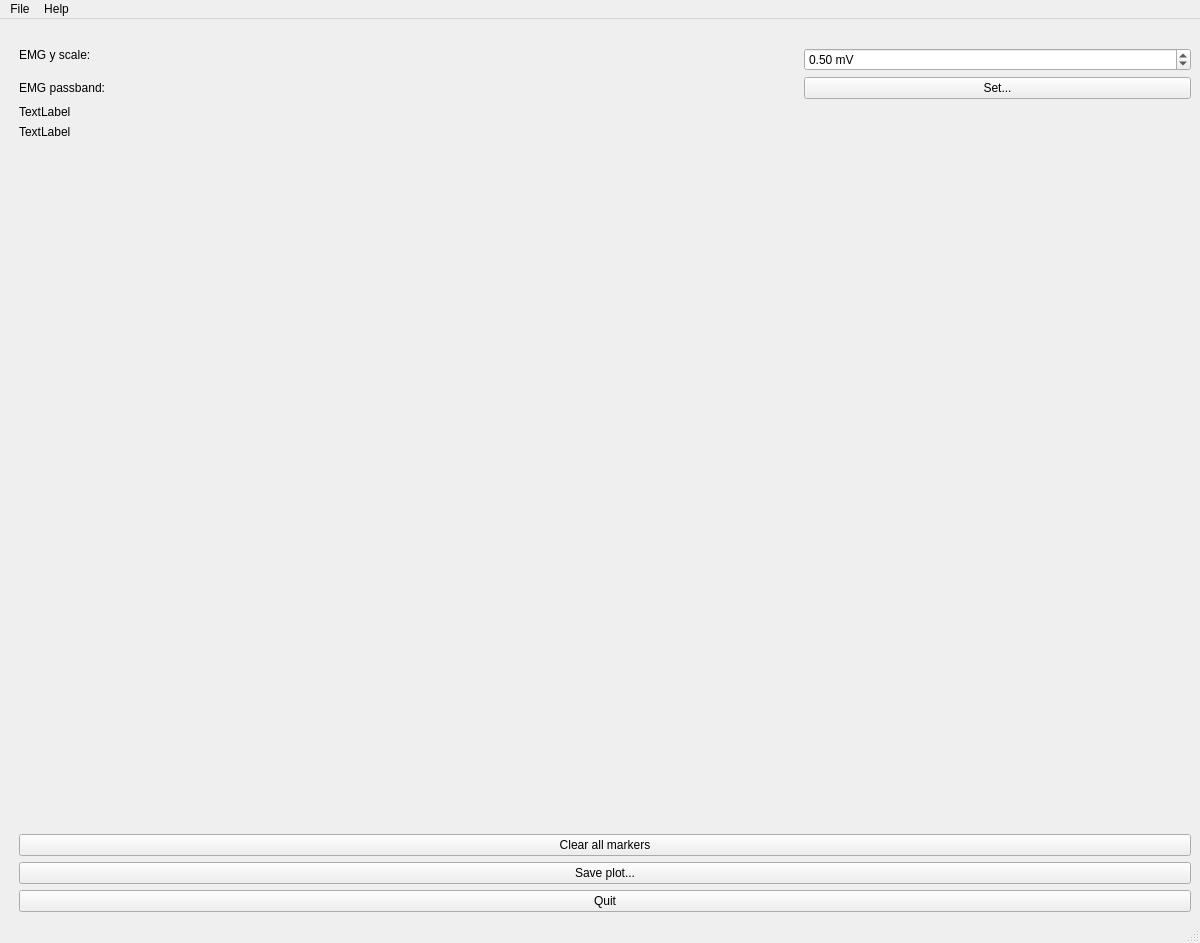
Above: gaitutils/nexus_scripts/tardieu.ui from NCH-Motion-Laboratory/gaitutils before the change. Below: the same form after it.
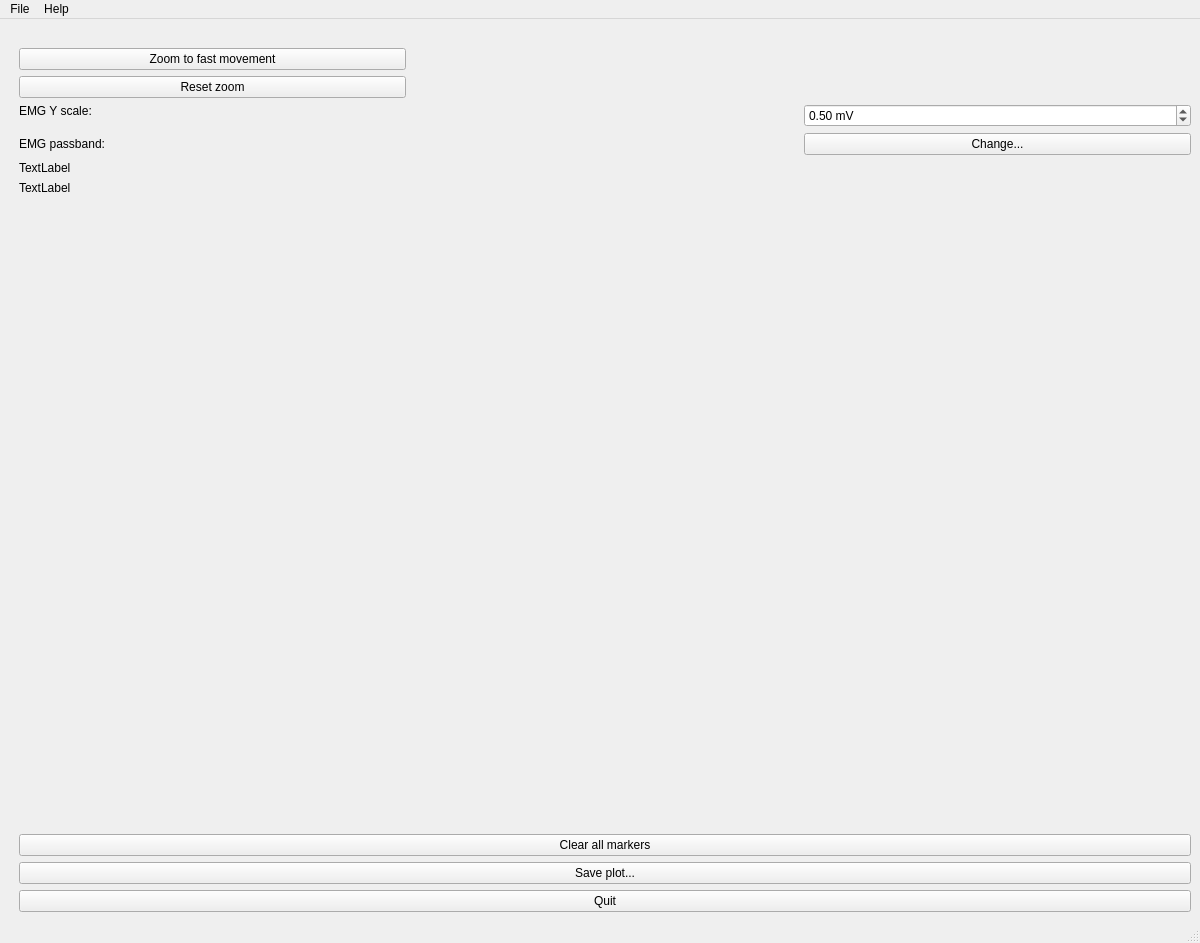
That is the form after the change.

```diff
--- a/gaitutils/nexus_scripts/tardieu.ui
+++ b/gaitutils/nexus_scripts/tardieu.ui
@@ -17,14 +17,30 @@
    <layout class="QHBoxLayout" name="horizontalLayout">
     <item>
      <layout class="QGridLayout" name="mainGridLayout">
-      <item row="7" column="1" colspan="3">
+      <item row="11" column="1" colspan="3">
        <widget class="QLabel" name="lblMarkerStatus">
         <property name="text">
          <string>TextLabel</string>
         </property>
        </widget>
       </item>
-      <item row="9" column="1" colspan="3">
+      <item row="3" column="3" rowspan="2">
+       <widget class="QDoubleSpinBox" name="spEMGYScale">
+        <property name="suffix">
+         <string> mV</string>
+        </property>
+        <property name="maximum">
+         <double>100.000000000000000</double>
+        </property>
+        <property name="singleStep">
+         <double>0.050000000000000</double>
+        </property>
+        <property name="value">
+         <double>0.500000000000000</double>
+        </property>
+       </widget>
+      </item>
+      <item row="13" column="1" colspan="3">
        <spacer name="verticalSpacer_2">
         <property name="orientation">
          <enum>Qt::Vertical</enum>
@@ -40,38 +56,38 @@
         </property>
        </spacer>
       </item>
-      <item row="10" column="1" colspan="3">
+      <item row="14" column="1" colspan="3">
        <widget class="QPushButton" name="btnClearMarkers">
         <property name="text">
          <string>Clear all markers</string>
         </property>
        </widget>
       </item>
-      <item row="11" column="1" colspan="3">
+      <item row="15" column="1" colspan="3">
        <widget class="QPushButton" name="btnSaveFig">
         <property name="text">
          <string>Save plot...</string>
         </property>
        </widget>
       </item>
-      <item row="12" column="1" colspan="3">
+      <item row="16" column="1" colspan="3">
        <widget class="QPushButton" name="btnQuit">
         <property name="text">
          <string>Quit</string>
         </property>
        </widget>
       </item>
-      <item row="3" column="1">
+      <item row="5" column="1">
        <widget class="QLabel" name="label">
         <property name="text">
          <string>EMG passband:</string>
         </property>
        </widget>
       </item>
-      <item row="1" column="1">
+      <item row="3" column="1">
        <widget class="QLabel" name="label_2">
         <property name="text">
-         <string>EMG y scale:</string>
+         <string>EMG Y scale:</string>
         </property>
        </widget>
       </item>
@@ -82,14 +98,14 @@
         </property>
        </widget>
       </item>
-      <item row="6" column="1" colspan="3">
+      <item row="10" column="1" colspan="3">
        <widget class="QLabel" name="lblStatus">
         <property name="text">
          <string>TextLabel</string>
         </property>
        </widget>
       </item>
-      <item row="8" column="0">
+      <item row="12" column="0">
        <spacer name="horizontalSpacer">
         <property name="orientation">
          <enum>Qt::Horizontal</enum>
@@ -105,36 +121,34 @@
         </property>
        </spacer>
       </item>
-      <item row="3" column="3">
+      <item row="1" column="1">
+       <widget class="QPushButton" name="btnZoomFast">
+        <property name="text">
+         <string>Zoom to fast movement</string>
+        </property>
+       </widget>
+      </item>
+      <item row="2" column="1">
+       <widget class="QPushButton" name="btnZoomReset">
+        <property name="text">
+         <string>Reset zoom</string>
+        </property>
+       </widget>
+      </item>
+      <item row="5" column="3">
        <widget class="QPushButton" name="btnSetEMGFilter">
         <property name="text">
-         <string>Set...</string>
+         <string>Change...</string>
         </property>
        </widget>
       </item>
-      <item row="3" column="2">
+      <item row="5" column="2">
        <widget class="QLabel" name="lblEMGPassband">
         <property name="text">
          <string/>
         </property>
        </widget>
       </item>
-      <item row="1" column="3" rowspan="2">
-       <widget class="QDoubleSpinBox" name="spEMGYScale">
-        <property name="suffix">
-         <string> mV</string>
-        </property>
-        <property name="maximum">
-         <double>100.000000000000000</double>
-        </property>
-        <property name="singleStep">
-         <double>0.050000000000000</double>
-        </property>
-        <property name="value">
-         <double>0.500000000000000</double>
-        </property>
-       </widget>
-      </item>
      </layout>
     </item>
    </layout>
```
